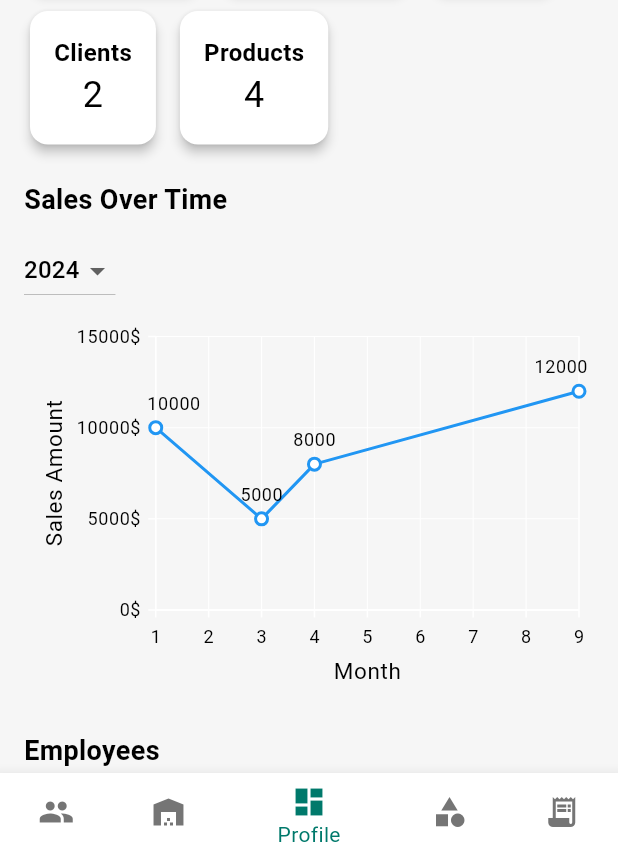
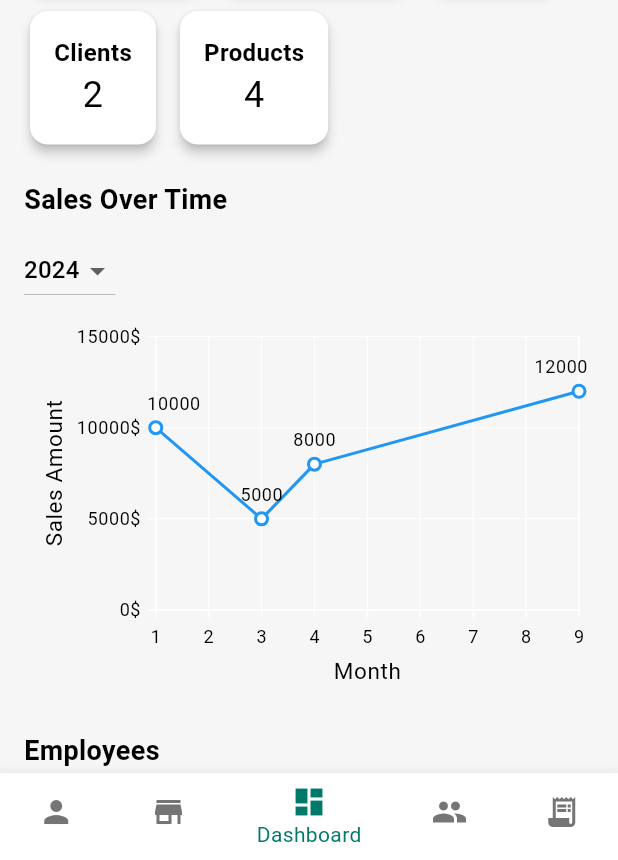
Before and after one commit to MrManavRamani-Flutter/stock_manage_p01, a Flutter app: the screen it shows after launch, on a phone screen of 412 x 824 dp, the part 376-1236 px from its top. Run offline on Flutter 3.47's test engine with Material 3 defaults, Android fonts, the phone set to English and light mode, and no system bars; our stand-ins replace image_picker, syncfusion_flutter_charts.

Commit message:
Employee Add And Edit And view Detail about Employee Redesign....

```diff
--- a/lib/models/employee_model.dart
+++ b/lib/models/employee_model.dart
@@ -1,21 +1,21 @@
 class Employee {
-  final String name;
-  final String role;
-  final String imageUrl;
-  final String email;
-  final String contactNumber;
-  final int presentCount;
-  final int absentWithLeaveCount;
-  final int absentWithoutLeaveCount;
+  String id;
+  String name;
+  String role;
+  String email;
+  String contactNumber;
+  int presentCount;
+  int absentWithLeaveCount;
+  int absentWithoutLeaveCount;
 
   Employee({
+    required this.id,
     required this.name,
     required this.role,
-    required this.imageUrl,
     required this.email,
     required this.contactNumber,
-    required this.presentCount,
-    required this.absentWithLeaveCount,
-    required this.absentWithoutLeaveCount,
+    this.presentCount = 0,
+    this.absentWithLeaveCount = 0,
+    this.absentWithoutLeaveCount = 0,
   });
 }
--- a/lib/utils/global.dart
+++ b/lib/utils/global.dart
@@ -10,9 +10,9 @@ import '../models/warehouse_model.dart';
 class Global {
   static List<Employee> employees = [
     Employee(
+      id: 'E1', // Added employee ID
       name: 'John Doe',
       role: 'Manager',
-      imageUrl: 'https://via.placeholder.com/150',
       email: 'john.doe@example.com',
       contactNumber: '123-456-7890',
       presentCount: 220,
@@ -20,9 +20,9 @@ class Global {
       absentWithoutLeaveCount: 2,
     ),
     Employee(
+      id: 'E2', // Added employee ID
       name: 'Jane Smith',
       role: 'Developer',
-      imageUrl: 'https://via.placeholder.com/150',
       email: 'jane.smith@example.com',
       contactNumber: '234-567-8901',
       presentCount: 215,
@@ -30,9 +30,9 @@ class Global {
       absentWithoutLeaveCount: 1,
     ),
     Employee(
+      id: 'E3', // Added employee ID
       name: 'Alice Johnson',
       role: 'Inventory Specialist',
-      imageUrl: 'https://via.placeholder.com/150',
       email: 'alice.johnson@example.com',
       contactNumber: '345-678-9012',
       presentCount: 218,
@@ -40,9 +40,9 @@ class Global {
       absentWithoutLeaveCount: 0,
     ),
     Employee(
+      id: 'E4', // Added employee ID
       name: 'Michael Brown',
       role: 'Warehouse Supervisor',
-      imageUrl: 'https://via.placeholder.com/150',
       email: 'michael.brown@example.com',
       contactNumber: '456-789-0123',
       presentCount: 210,
@@ -50,9 +50,9 @@ class Global {
       absentWithoutLeaveCount: 2,
     ),
     Employee(
+      id: 'E5', // Added employee ID
       name: 'Emily Davis',
       role: 'Sales Associate',
-      imageUrl: 'https://via.placeholder.com/150',
       email: 'emily.davis@example.com',
       contactNumber: '567-890-1234',
       presentCount: 230,
@@ -60,9 +60,9 @@ class Global {
       absentWithoutLeaveCount: 1,
     ),
     Employee(
+      id: 'E6', // Added employee ID
       name: 'David Wilson',
       role: 'Logistics Coordinator',
-      imageUrl: 'https://via.placeholder.com/150',
       email: 'david.wilson@example.com',
       contactNumber: '678-901-2345',
       presentCount: 225,
@@ -70,9 +70,9 @@ class Global {
       absentWithoutLeaveCount: 3,
     ),
     Employee(
+      id: 'E7', // Added employee ID
       name: 'Sophia Martinez',
       role: 'Quality Control Inspector',
-      imageUrl: 'https://via.placeholder.com/150',
       email: 'sophia.martinez@example.com',
       contactNumber: '789-012-3456',
       presentCount: 220,
@@ -80,9 +80,9 @@ class Global {
       absentWithoutLeaveCount: 1,
     ),
     Employee(
+      id: 'E8', // Added employee ID
       name: 'James Lee',
       role: 'Procurement Officer',
-      imageUrl: 'https://via.placeholder.com/150',
       email: 'james.lee@example.com',
       contactNumber: '890-123-4567',
       presentCount: 200,
@@ -90,9 +90,9 @@ class Global {
       absentWithoutLeaveCount: 5,
     ),
     Employee(
+      id: 'E9', // Added employee ID
       name: 'Olivia Garcia',
       role: 'Customer Service Representative',
-      imageUrl: 'https://via.placeholder.com/150',
       email: 'olivia.garcia@example.com',
       contactNumber: '901-234-5678',
       presentCount: 215,
@@ -100,9 +100,9 @@ class Global {
       absentWithoutLeaveCount: 0,
     ),
     Employee(
+      id: 'E10', // Added employee ID
       name: 'William Harris',
       role: 'Store Manager',
-      imageUrl: 'https://via.placeholder.com/150',
       email: 'william.harris@example.com',
       contactNumber: '012-345-6789',
       presentCount: 220,
--- a/lib/views/home_views/dashboard.dart
+++ b/lib/views/home_views/dashboard.dart
@@ -203,8 +203,8 @@ class _DashboardState extends State<Dashboard> {
         _buildSection(
             "Employees",
             Global.employees.map((employee) => ListTile(
-                  leading: CircleAvatar(
-                      backgroundImage: NetworkImage(employee.imageUrl)),
+                  // leading: CircleAvatar(
+                  //     backgroundImage: NetworkImage(employee.imageUrl)),
                   title: Text(employee.name),
                   subtitle: Text('${employee.role} | ${employee.email}'),
                   trailing: Column(
--- a/lib/widgets/bottom_navigation.dart
+++ b/lib/widgets/bottom_navigation.dart
@@ -47,29 +47,30 @@ class BottomNavigationState extends State<BottomNavigation> {
           items: const [
             BottomNavigationBarItem(
               backgroundColor: AppColors.white,
-              icon: Icon(Icons.people),
+              icon: Icon(Icons.person), // For Clients
               label: 'Clients',
             ),
             BottomNavigationBarItem(
               backgroundColor: AppColors.white,
-              icon: Icon(Icons.warehouse),
+              icon: Icon(Icons.store), // For Warehouses
               label: 'Warehouses',
             ),
             BottomNavigationBarItem(
               backgroundColor: AppColors.white,
-              icon: Icon(Icons.dashboard),
-              label: 'Profile',
+              icon: Icon(Icons.dashboard), // For Dashboard
+              label: 'Dashboard',
             ),
             BottomNavigationBarItem(
               backgroundColor: AppColors.white,
-              icon: Icon(Icons.category),
+              icon: Icon(Icons.group), // For Employees
               label: 'Employees',
             ),
             BottomNavigationBarItem(
               backgroundColor: AppColors.white,
-              icon: Icon(Icons.receipt_long),
+              icon: Icon(Icons.receipt_long), // For Orders
               label: 'Orders', // New Order option
             ),
+
             // BottomNavigationBarItem(
             //   backgroundColor: AppColors.white,
             //   icon: Icon(Icons.perm_contact_cal_sharp),
```
Also changed, not shown: lib/views/employee_views/employee_detail_view.dart (+32 -71 lines), lib/views/employee_views/employee_edit_view.dart (added, +123 -0 lines), lib/views/employee_views/employee_view.dart (+122 -37 lines).
